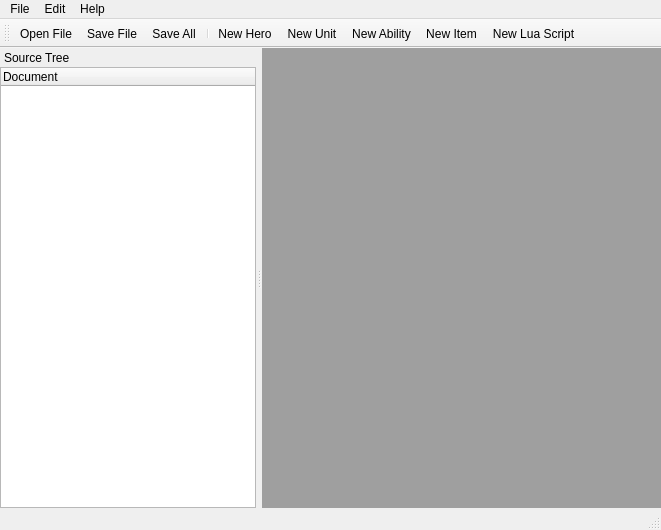
This is mainwindow.ui in davidaq/dota2scripter as Qt 5 draws it before an edit. The edited form follows.
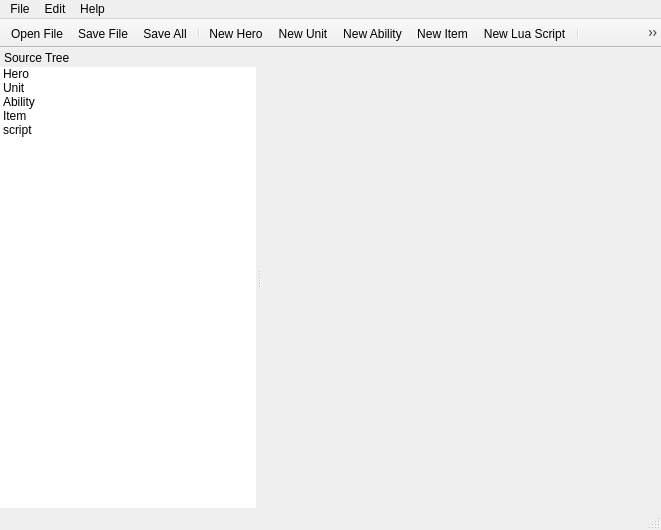
This is the edited form. Icons and pictures are not drawn.

```diff
--- a/mainwindow.ui
+++ b/mainwindow.ui
@@ -30,9 +30,6 @@
     <property name="spacing">
      <number>0</number>
     </property>
-    <item row="0" column="0">
-     <widget class="QMdiArea" name="mdiArea"/>
-    </item>
    </layout>
   </widget>
   <widget class="QMenuBar" name="menuBar">
@@ -85,6 +82,9 @@
    <addaction name="menuHelp_2"/>
   </widget>
   <widget class="QToolBar" name="mainToolBar">
+   <property name="movable">
+    <bool>false</bool>
+   </property>
    <attribute name="toolBarArea">
     <enum>TopToolBarArea</enum>
    </attribute>
@@ -100,6 +100,8 @@
    <addaction name="actionNew_Ability"/>
    <addaction name="actionNew_Item"/>
    <addaction name="actionNew_Lua_Script"/>
+   <addaction name="separator"/>
+   <addaction name="actionSplit_Window"/>
   </widget>
   <widget class="QStatusBar" name="statusBar"/>
   <widget class="QDockWidget" name="dockWidget">
@@ -134,11 +136,71 @@
      </property>
      <item row="0" column="0">
       <widget class="QTreeWidget" name="sourceTree">
+       <property name="frameShape">
+        <enum>QFrame::NoFrame</enum>
+       </property>
+       <property name="frameShadow">
+        <enum>QFrame::Plain</enum>
+       </property>
+       <property name="lineWidth">
+        <number>0</number>
+       </property>
+       <property name="rootIsDecorated">
+        <bool>false</bool>
+       </property>
+       <attribute name="headerVisible">
+        <bool>false</bool>
+       </attribute>
        <column>
         <property name="text">
-         <string>Document</string>
+         <string>Elements</string>
         </property>
        </column>
+       <item>
+        <property name="text">
+         <string>Hero</string>
+        </property>
+        <property name="icon">
+         <iconset resource="icons.qrc">
+          <normaloff>:/icons/toolbar/hero.png</normaloff>:/icons/toolbar/hero.png</iconset>
+        </property>
+       </item>
+       <item>
+        <property name="text">
+         <string>Unit</string>
+        </property>
+        <property name="icon">
+         <iconset resource="icons.qrc">
+          <normaloff>:/icons/toolbar/unit.png</normaloff>:/icons/toolbar/unit.png</iconset>
+        </property>
+       </item>
+       <item>
+        <property name="text">
+         <string>Ability</string>
+        </property>
+        <property name="icon">
+         <iconset resource="icons.qrc">
+          <normaloff>:/icons/toolbar/ability.png</normaloff>:/icons/toolbar/ability.png</iconset>
+        </property>
+       </item>
+       <item>
+        <property name="text">
+         <string>Item</string>
+        </property>
+        <property name="icon">
+         <iconset resource="icons.qrc">
+          <normaloff>:/icons/toolbar/item.png</normaloff>:/icons/toolbar/item.png</iconset>
+        </property>
+       </item>
+       <item>
+        <property name="text">
+         <string>script</string>
+        </property>
+        <property name="icon">
+         <iconset resource="icons.qrc">
+          <normaloff>:/icons/toolbar/script.png</normaloff>:/icons/toolbar/script.png</iconset>
+        </property>
+       </item>
       </widget>
      </item>
     </layout>
@@ -280,6 +342,21 @@
     <string>New Lua Script</string>
    </property>
   </action>
+  <action name="actionSplit_Window">
+   <property name="checkable">
+    <bool>true</bool>
+   </property>
+   <property name="icon">
+    <iconset resource="icons.qrc">
+     <normaloff>:/icons/toolbar/split.png</normaloff>:/icons/toolbar/split.png</iconset>
+   </property>
+   <property name="text">
+    <string>Split Window</string>
+   </property>
+   <property name="shortcut">
+    <string>Meta+P</string>
+   </property>
+  </action>
  </widget>
  <layoutdefault spacing="6" margin="11"/>
  <resources>
```
Left out of the diff: 2 changed lines with no effect on the pictures.
